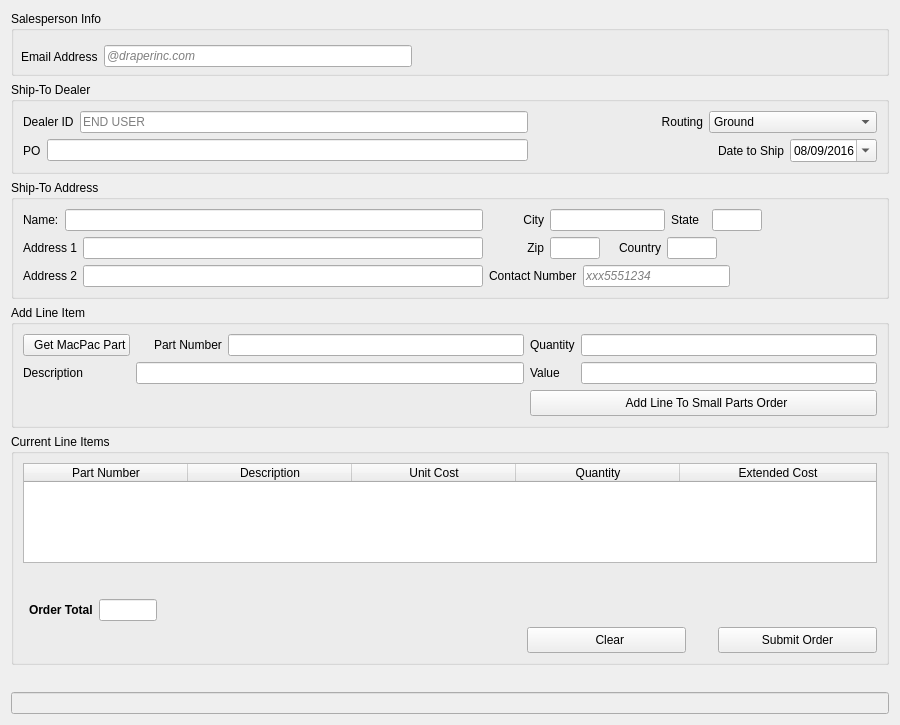
The window that View/setuptab.ui (topherMcDonald/SPO) describes before a commit, drawn with Qt 5.
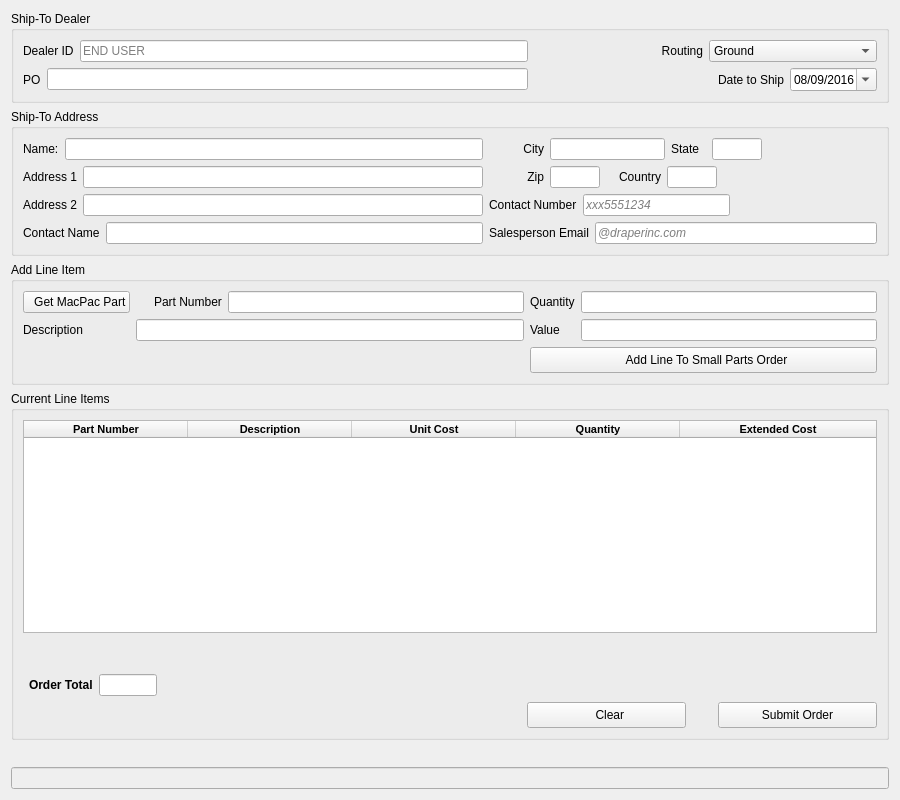
The same window after the commit. Icons and pictures are not drawn.

The edit to the form file:
```diff
--- a/View/setuptab.ui
+++ b/View/setuptab.ui
@@ -7,7 +7,7 @@
     <x>0</x>
     <y>0</y>
     <width>900</width>
-    <height>725</height>
+    <height>800</height>
    </rect>
   </property>
   <property name="sizePolicy">
@@ -26,30 +26,7 @@
    <string>Form</string>
   </property>
   <layout class="QGridLayout" name="gridLayout">
-   <item row="5" column="0">
-    <widget class="QLabel" name="lblOrderSubmitTotal">
-     <property name="sizePolicy">
-      <sizepolicy hsizetype="Preferred" vsizetype="Preferred">
-       <horstretch>0</horstretch>
-       <verstretch>0</verstretch>
-      </sizepolicy>
-     </property>
-     <property name="font">
-      <font>
-       <family>Courier New</family>
-       <pointsize>10</pointsize>
-       <weight>75</weight>
-       <bold>true</bold>
-       <underline>false</underline>
-       <kerning>false</kerning>
-      </font>
-     </property>
-     <property name="text">
-      <string/>
-     </property>
-    </widget>
-   </item>
-   <item row="3" column="0">
+   <item row="2" column="0">
     <widget class="QGroupBox" name="gbAddLineTtem">
      <property name="sizePolicy">
       <sizepolicy hsizetype="Preferred" vsizetype="Fixed">
@@ -178,7 +155,7 @@
      </layout>
     </widget>
    </item>
-   <item row="4" column="0">
+   <item row="3" column="0">
     <widget class="QGroupBox" name="groupBox_2">
      <property name="sizePolicy">
       <sizepolicy hsizetype="Preferred" vsizetype="Expanding">
@@ -272,7 +249,7 @@
         <property name="minimumSize">
          <size>
           <width>0</width>
-          <height>100</height>
+          <height>50</height>
          </size>
         </property>
         <property name="maximumSize">
@@ -281,11 +258,21 @@
           <height>300</height>
          </size>
         </property>
+        <property name="font">
+         <font>
+          <pointsize>8</pointsize>
+          <weight>75</weight>
+          <bold>true</bold>
+         </font>
+        </property>
         <property name="lineWidth">
          <number>1</number>
         </property>
         <property name="sizeAdjustPolicy">
-         <enum>QAbstractScrollArea::AdjustToContents</enum>
+         <enum>QAbstractScrollArea::AdjustToContentsOnFirstShow</enum>
+        </property>
+        <property name="autoScrollMargin">
+         <number>16</number>
         </property>
         <property name="editTriggers">
          <set>QAbstractItemView::NoEditTriggers</set>
@@ -299,6 +286,9 @@
         <property name="selectionBehavior">
          <enum>QAbstractItemView::SelectRows</enum>
         </property>
+        <property name="wordWrap">
+         <bool>false</bool>
+        </property>
         <property name="rowCount">
          <number>0</number>
         </property>
@@ -318,12 +308,19 @@
          <number>40</number>
         </attribute>
         <attribute name="verticalHeaderStretchLastSection">
-         <bool>true</bool>
+         <bool>false</bool>
         </attribute>
         <column>
          <property name="text">
           <string>Part Number</string>
          </property>
+         <property name="background">
+          <color>
+           <red>0</red>
+           <green>0</green>
+           <blue>0</blue>
+          </color>
+         </property>
         </column>
         <column>
          <property name="text">
@@ -410,10 +407,13 @@
         <property name="orientation">
          <enum>Qt::Vertical</enum>
         </property>
+        <property name="sizeType">
+         <enum>QSizePolicy::Preferred</enum>
+        </property>
         <property name="sizeHint" stdset="0">
          <size>
           <width>20</width>
-          <height>40</height>
+          <height>35</height>
          </size>
         </property>
        </spacer>
@@ -431,65 +431,6 @@
     </widget>
    </item>
    <item row="0" column="0">
-    <widget class="QGroupBox" name="groupBox">
-     <property name="sizePolicy">
-      <sizepolicy hsizetype="Preferred" vsizetype="Fixed">
-       <horstretch>0</horstretch>
-       <verstretch>0</verstretch>
-      </sizepolicy>
-     </property>
-     <property name="minimumSize">
-      <size>
-       <width>0</width>
-       <height>65</height>
-      </size>
-     </property>
-     <property name="maximumSize">
-      <size>
-       <width>16777215</width>
-       <height>75</height>
-      </size>
-     </property>
-     <property name="title">
-      <string>Salesperson Info</string>
-     </property>
-     <widget class="QWidget" name="layoutWidget">
-      <property name="geometry">
-       <rect>
-        <x>10</x>
-        <y>20</y>
-        <width>391</width>
-        <height>51</height>
-       </rect>
-      </property>
-      <layout class="QHBoxLayout" name="hloSalespersonEmail">
-       <item>
-        <widget class="QLabel" name="lblSalespersonEmail">
-         <property name="text">
-          <string>Email Address</string>
-         </property>
-        </widget>
-       </item>
-       <item>
-        <widget class="QLineEdit" name="leSalespersonEmail">
-         <property name="font">
-          <font>
-           <italic>true</italic>
-          </font>
-         </property>
-         <property name="readOnly">
-          <bool>true</bool>
-         </property>
-         <property name="placeholderText">
-          <string>@draperinc.com</string>
-         </property>
-        </widget>
-       </item>
-      </layout>
-     </widget>
-    </widget>
-   </item>
-   <item row="1" column="0">
     <widget class="QGroupBox" name="gbShipToDealer">
      <property name="sizePolicy">
       <sizepolicy hsizetype="Expanding" vsizetype="Preferred">
@@ -643,7 +584,37 @@
      </layout>
     </widget>
    </item>
-   <item row="2" column="0">
+   <item row="4" column="0">
+    <widget class="QLabel" name="lblOrderSubmitTotal">
+     <property name="sizePolicy">
+      <sizepolicy hsizetype="Preferred" vsizetype="Preferred">
+       <horstretch>0</horstretch>
+       <verstretch>0</verstretch>
+      </sizepolicy>
+     </property>
+     <property name="font">
+      <font>
+       <family>Courier New</family>
+       <pointsize>10</pointsize>
+       <weight>75</weight>
+       <bold>true</bold>
+       <underline>false</underline>
+       <kerning>false</kerning>
+      </font>
+     </property>
+     <property name="text">
+      <string/>
+     </property>
+    </widget>
+   </item>
+   <item row="5" column="0">
+    <widget class="QLineEdit" name="leOnHandStock">
+     <property name="enabled">
+      <bool>false</bool>
+     </property>
+    </widget>
+   </item>
+   <item row="1" column="0">
     <widget class="QGroupBox" name="gbShipToAddress">
      <property name="sizePolicy">
       <sizepolicy hsizetype="Expanding" vsizetype="Preferred">
@@ -661,6 +632,46 @@
       <string>Ship-To Address</string>
      </property>
      <layout class="QGridLayout" name="gridLayout_3">
+      <item row="4" column="0">
+       <layout class="QHBoxLayout" name="horizontalLayout_2">
+        <item>
+         <widget class="QLabel" name="label">
+          <property name="text">
+           <string>Contact Name</string>
+          </property>
+         </widget>
+        </item>
+        <item>
+         <widget class="QLineEdit" name="lineEdit"/>
+        </item>
+       </layout>
+      </item>
+      <item row="4" column="1">
+       <layout class="QHBoxLayout" name="horizontalLayout_4">
+        <item>
+         <widget class="QLabel" name="lblSalespersonEmail">
+          <property name="text">
+           <string>Salesperson Email</string>
+          </property>
+         </widget>
+        </item>
+        <item>
+         <widget class="QLineEdit" name="leSalespersonEmail">
+          <property name="font">
+           <font>
+            <italic>true</italic>
+           </font>
+          </property>
+          <property name="readOnly">
+           <bool>true</bool>
+          </property>
+          <property name="placeholderText">
+           <string>@draperinc.com</string>
+          </property>
+         </widget>
+        </item>
+       </layout>
+      </item>
       <item row="1" column="1">
        <layout class="QHBoxLayout" name="hloShipToAddress_City">
         <item>
@@ -997,13 +1008,6 @@
      </layout>
     </widget>
    </item>
-   <item row="6" column="0">
-    <widget class="QLineEdit" name="leOnHandStock">
-     <property name="enabled">
-      <bool>false</bool>
-     </property>
-    </widget>
-   </item>
   </layout>
  </widget>
  <tabstops>
```
Left out of the diff: 199 changed lines with no effect on the pictures.
